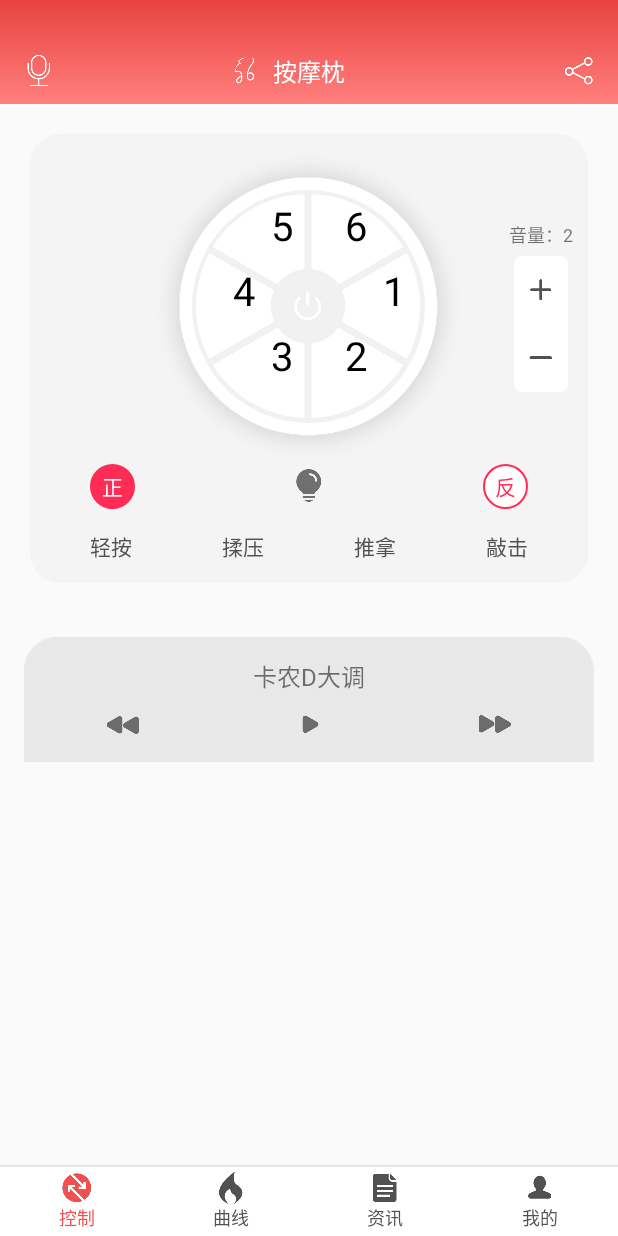
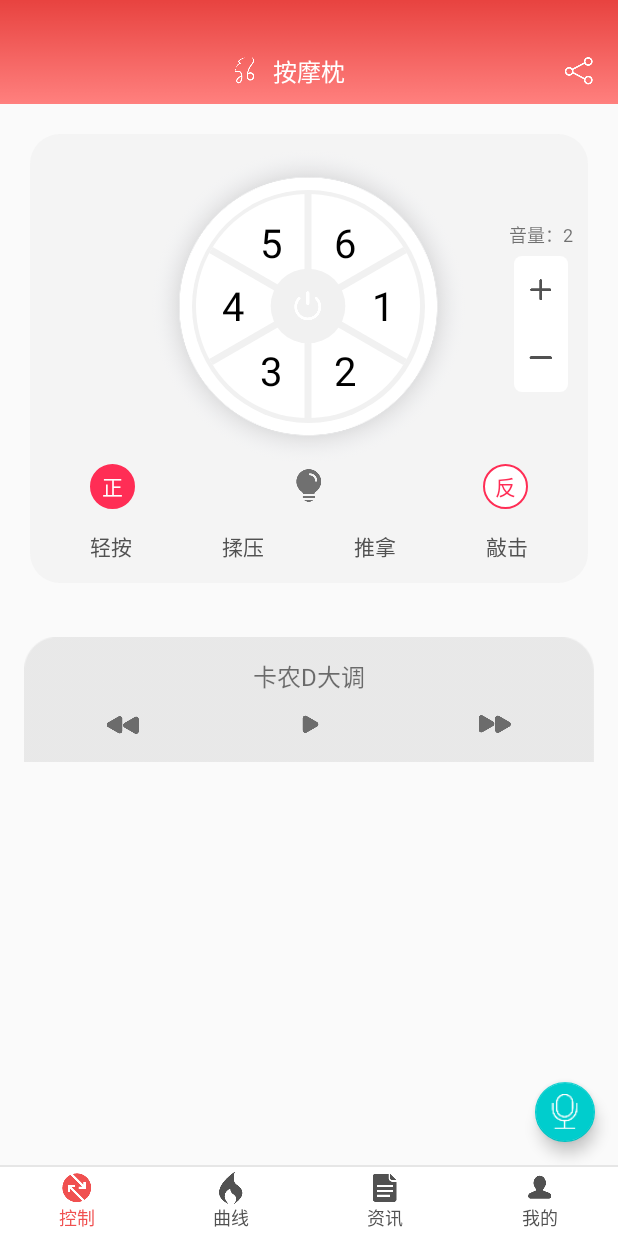
Before and after one commit to lwz0208/SmartPillow, an Android app: the ControlFragment screen opened directly, with no data from a screen before it, on a phone screen of 412 x 824 dp. Run offline under Robolectric (Android 15) with nearby library versions, the phone set to English and light mode, and no system bars; libraries missing offline, so code that uses them is left out: com.alibaba.fastjson, com.scwang.smartrefresh, com.zhy.http, java.security.acl, lecho.lib.hellocharts; 42 statements that could not run were skipped.

```diff
--- a/app/build.gradle
+++ b/app/build.gradle
@@ -49,4 +49,5 @@ dependencies {
     compile 'com.github.bumptech.glide:glide:3.7.0'
     compile 'com.github.lecho:hellocharts-android:v1.5.8'
     testCompile 'junit:junit:4.12'
+    compile 'com.android.support:design:25.3.1'
 }
--- a/app/src/main/java/com/lwz/smartpillow/Shanxing.java
+++ b/app/src/main/java/com/lwz/smartpillow/Shanxing.java
@@ -95,7 +95,12 @@ public class Shanxing extends View {
             paint.setColor(Color.BLACK);        //文字颜色
             if(i + 1 == pressType)
                 paint.setColor(Color.WHITE);
-            canvas.drawText(viewData.name, x, y, paint);    //绘制文字
+            paint.setTextAlign(Paint.Align.CENTER);
+            Paint.FontMetrics fontMetrics = paint.getFontMetrics();
+            float top = fontMetrics.top;//为基线到字体上边框的距离,即上图中的top
+            float bottom = fontMetrics.bottom;//为基线到字体下边框的距离,即上图中的bottom
+            int baseLineY = (int) (y - top/2 - bottom/2);//基线中间点的y轴计算公式
+            canvas.drawText(viewData.name, x, baseLineY, paint);    //绘制文字
 
             currentStartAngle += viewData.angle;     //改变起始角度
         }
@@ -195,4 +200,9 @@ public class Shanxing extends View {
         }
         return -1;
     }
+
+    public void updateUI(int pressIndex) {
+        pressType = pressIndex;
+        invalidate();
+    }
 }
--- a/app/src/main/res/layout/fragment_control.xml
+++ b/app/src/main/res/layout/fragment_control.xml
@@ -3,6 +3,7 @@
     xmlns:tools="http://schemas.android.com/tools"
     android:layout_width="match_parent"
     android:layout_height="match_parent"
+    xmlns:app="http://schemas.android.com/apk/res-auto"
     tools:context="fragment.ControlFragment">
 
     <LinearLayout
@@ -26,6 +27,7 @@
                 android:layout_height="wrap_content"
                 android:layout_alignParentLeft="true"
                 android:layout_centerVertical="true"
+                android:visibility="invisible"
                 android:layout_marginLeft="15dp"
                 android:src="@drawable/spech_voice" />
 
@@ -59,16 +61,30 @@
 
     </LinearLayout>
 
+    <android.support.design.widget.FloatingActionButton
+             android:id="@+id/faBtn"
+             app:fabSize="mini"
+             android:layout_width="wrap_content"
+             android:layout_height="wrap_content"
+             android:layout_marginRight="15dp"
+             android:layout_marginBottom="15dp"
+             android:layout_alignParentRight="true"
+             android:layout_alignParentBottom="true"
+             app:backgroundTint="@color/blue_floatBtn"
+             android:src="@drawable/spech_voice"/>
+
     <ScrollView
         android:layout_width="match_parent"
         android:layout_height="match_parent"
+        android:fillViewport="true"
+        android:scrollbars="none"
         android:layout_below="@+id/ll_top"
-        android:fillViewport="true"
-        android:scrollbars="none">
+        android:layout_alignParentBottom="true"
+        android:layout_alignParentStart="true">
 
         <LinearLayout
             android:layout_width="match_parent"
-            android:layout_height="match_parent"
+            android:layout_height="wrap_content"
             android:orientation="vertical">
 
             <LinearLayout
--- a/app/src/main/res/values/colors.xml
+++ b/app/src/main/res/values/colors.xml
@@ -22,4 +22,5 @@
     <color name="white_10alpha">#1AFFFFFF</color>
     <color name="white_30alpha">#4DFFFFFF</color>
     <color name="gray_dcdcdc">#DCDCDC</color>
+    <color name="blue_floatBtn">#00CDCD</color>
 </resources>
--- /dev/null
+++ b/settings.gradle
@@ -0,0 +1 @@
+include ':app'
```
Also changed, not shown: app/src/main/java/fragment/ControlFragment.java (+105 -34 lines), build.gradle (added, +23 -0 lines), gradle.properties (added, +17 -0 lines), gradle/wrapper/gradle-wrapper.properties (added), 4 other files.
